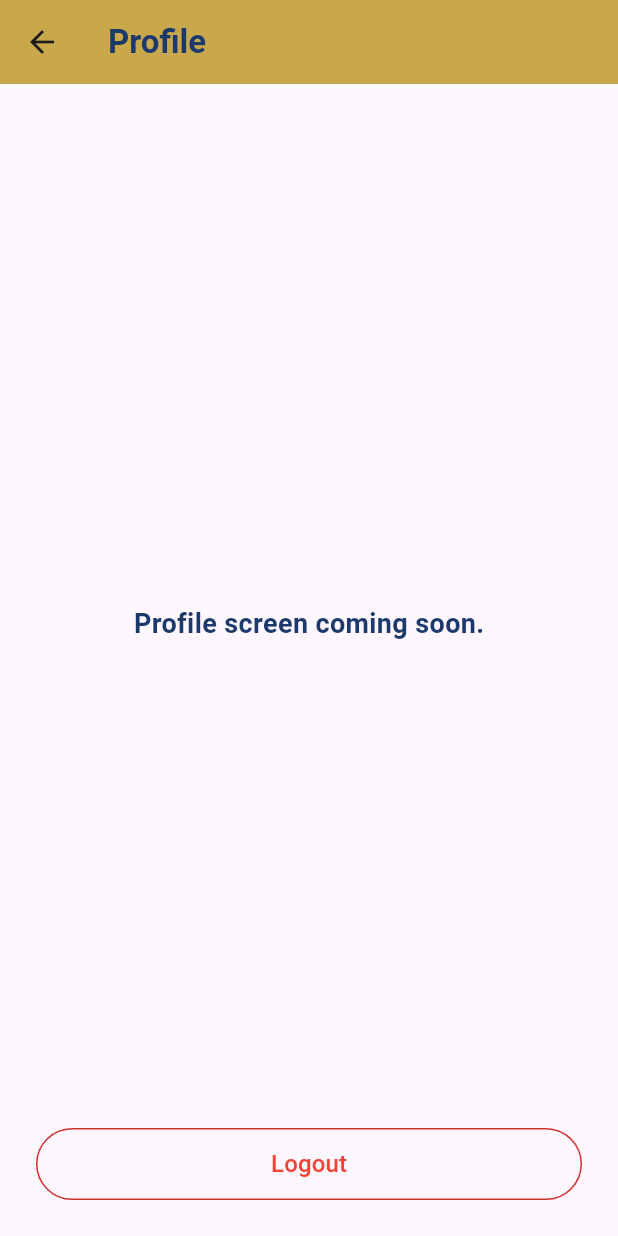
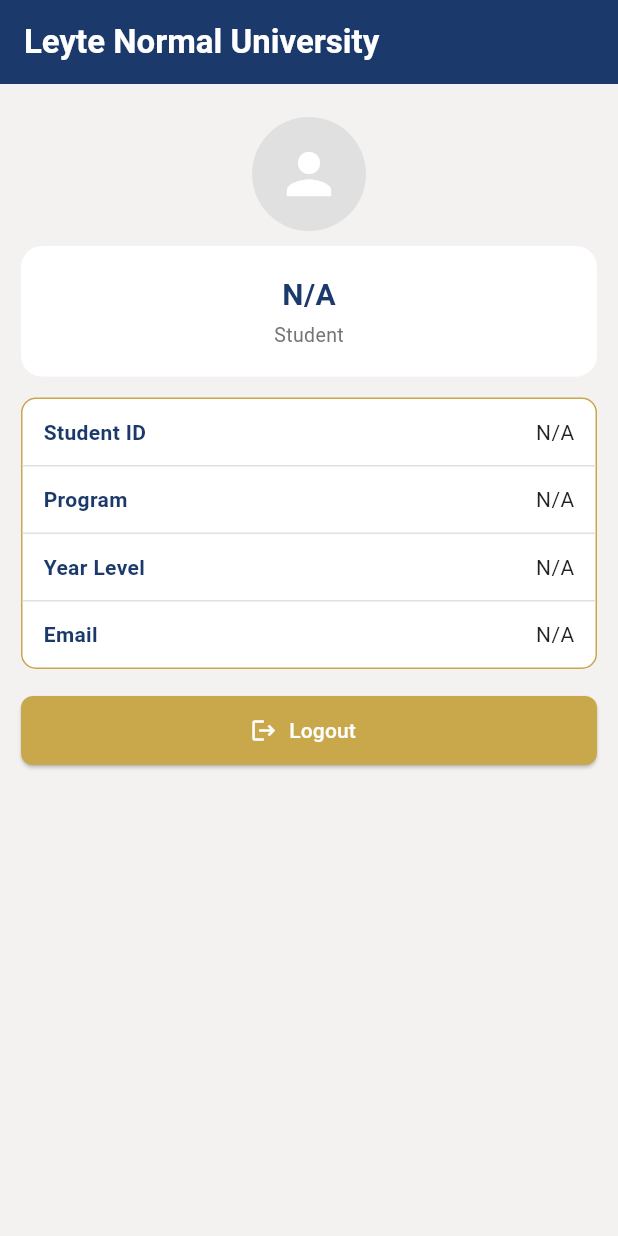
Before and after one commit to medino5/LNU-Digital-Clearance, a Flutter app: the ProfileScreen screen opened directly, on a phone screen of 412 x 824 dp. Run offline on Flutter 3.47's test engine with Material 3 defaults, Android fonts, the phone set to English and light mode, and no system bars; our stand-ins replace flutter_secure_storage; accounts and stored records are empty; network calls fail.

Commit message:
LDCS-29: Implement Student Profile screen with user fetch and logout

```diff
--- a/mobile/lib/screens/profile_screen.dart
+++ b/mobile/lib/screens/profile_screen.dart
@@ -2,69 +2,211 @@ import 'package:flutter/material.dart';
 import '../services/auth_service.dart';
 import 'login_screen.dart';
 
-class ProfileScreen extends StatelessWidget {
+class ProfileScreen extends StatefulWidget {
   const ProfileScreen({super.key});
+
+  @override
+  State<ProfileScreen> createState() => _ProfileScreenState();
+}
+
+class _ProfileScreenState extends State<ProfileScreen> {
+  final AuthService _authService = AuthService();
+
+  Map<String, dynamic>? _userData;
+  bool _isLoading = true;
+  bool _isLoggingOut = false;
 
   static const Color _lnuGold = Color(0xFFC9A84C);
   static const Color _lnuNavy = Color(0xFF1B3A6B);
 
-  Future<void> _handleLogout(BuildContext context) async {
-    final authService = AuthService();
-    await authService.logout();
+  @override
+  void initState() {
+    super.initState();
+    _loadUserData();
+  }
 
-    if (!context.mounted) return;
+  Future<void> _loadUserData() async {
+    final user = await _authService.getUser();
 
-    Navigator.pushReplacement(
-      context,
+    if (!mounted) return;
+
+    setState(() {
+      _userData = user;
+      _isLoading = false;
+    });
+  }
+
+  Future<void> _handleLogout() async {
+    setState(() {
+      _isLoggingOut = true;
+    });
+
+    await _authService.logout();
+
+    if (!mounted) return;
+
+    Navigator.of(context).pushAndRemoveUntil(
       MaterialPageRoute(builder: (_) => const LoginScreen()),
+      (route) => false,
+    );
+  }
+
+  Widget _buildInfoRow(String label, String value) {
+    return Padding(
+      padding: const EdgeInsets.symmetric(horizontal: 14, vertical: 12),
+      child: Row(
+        children: [
+          SizedBox(
+            width: 95,
+            child: Text(
+              label,
+              style: const TextStyle(
+                fontWeight: FontWeight.w600,
+                color: _lnuNavy,
+              ),
+            ),
+          ),
+          Expanded(
+            child: Text(
+              value,
+              textAlign: TextAlign.right,
+              style: const TextStyle(
+                color: Colors.black87,
+              ),
+            ),
+          ),
+        ],
+      ),
     );
   }
 
   @override
   Widget build(BuildContext context) {
+    final user = _userData;
+
+    final String name = user?['name']?.toString() ?? 'N/A';
+    final String studentId =
+        user?['student_number']?.toString() ??
+        user?['student_id']?.toString() ??
+        'N/A';
+
+    final dynamic programData = user?['program'];
+    final String program = programData is Map<String, dynamic>
+        ? (programData['name']?.toString() ?? 'N/A')
+        : 'N/A';
+
+    final String yearLevel =
+        user?['year_level']?.toString() ??
+        user?['current_semester']?.toString() ??
+        'N/A';
+
+    final String email = user?['email']?.toString() ?? 'N/A';
+
     return Scaffold(
+      backgroundColor: const Color(0xFFF4F1F1),
       appBar: AppBar(
-        backgroundColor: _lnuGold,
+        backgroundColor: _lnuNavy,
+        automaticallyImplyLeading: false,
         title: const Text(
-          'Profile',
+          'Leyte Normal University',
           style: TextStyle(
-            color: _lnuNavy,
-            fontWeight: FontWeight.bold,
-          ),
-        ),
-      ),
-      body: Padding(
-        padding: const EdgeInsets.all(24),
-        child: Column(
-          crossAxisAlignment: CrossAxisAlignment.stretch,
-          children: [
-            const Expanded(
-              child: Center(
-                child: Text(
-                  'Profile screen coming soon.',
-                  style: TextStyle(
-                    fontSize: 18,
-                    color: _lnuNavy,
+            color: Colors.white,
             fontWeight: FontWeight.w600,
           ),
         ),
       ),
+      body: _isLoading
+          ? const Center(child: CircularProgressIndicator())
+          : SingleChildScrollView(
+              padding: const EdgeInsets.all(14),
+              child: Column(
+                children: [
+                  const SizedBox(height: 8),
+                  CircleAvatar(
+                    radius: 38,
+                    backgroundColor: Colors.grey.shade300,
+                    child: const Icon(
+                      Icons.person,
+                      size: 44,
+                      color: Colors.white,
                     ),
+                  ),
+                  const SizedBox(height: 10),
+                  Container(
+                    width: double.infinity,
+                    padding: const EdgeInsets.symmetric(
+                      vertical: 18,
+                      horizontal: 16,
+                    ),
+                    decoration: BoxDecoration(
+                      color: Colors.white,
+                      borderRadius: BorderRadius.circular(14),
+                    ),
+                    child: Column(
+                      children: [
+                        Text(
+                          name,
+                          style: const TextStyle(
+                            color: _lnuNavy,
+                            fontSize: 20,
+                            fontWeight: FontWeight.bold,
+                          ),
+                        ),
+                        const SizedBox(height: 3),
+                        Text(
+                          'Student',
+                          style: TextStyle(
+                            color: Colors.grey.shade600,
+                            fontSize: 13,
+                          ),
+                        ),
+                      ],
+                    ),
+                  ),
+                  const SizedBox(height: 14),
+                  Container(
+                    width: double.infinity,
+                    decoration: BoxDecoration(
+                      color: Colors.white,
+                      border: Border.all(color: _lnuGold),
+                      borderRadius: BorderRadius.circular(10),
+                    ),
+                    child: Column(
+                      children: [
+                        _buildInfoRow('Student ID', studentId),
+                        Divider(height: 1, color: Colors.grey.shade300),
+                        _buildInfoRow('Program', program),
+                        Divider(height: 1, color: Colors.grey.shade300),
+                        _buildInfoRow('Year Level', yearLevel),
+                        Divider(height: 1, color: Colors.grey.shade300),
+                        _buildInfoRow('Email', email),
+                      ],
+                    ),
+                  ),
+                  const SizedBox(height: 18),
                   SizedBox(
                     width: double.infinity,
-              height: 48,
-              child: OutlinedButton(
-                onPressed: () => _handleLogout(context),
-                style: OutlinedButton.styleFrom(
-                  side: BorderSide(color: Colors.red.shade700),
-                ),
-                child: const Text(
-                  'Logout',
-                  style: TextStyle(
-                    color: Colors.red,
-                    fontSize: 16,
+                    height: 46,
+                    child: ElevatedButton.icon(
+                      onPressed: _isLoggingOut ? null : _handleLogout,
+                      style: ElevatedButton.styleFrom(
+                        backgroundColor: _lnuGold,
+                        foregroundColor: Colors.white,
+                        shape: RoundedRectangleBorder(
+                          borderRadius: BorderRadius.circular(8),
                         ),
                       ),
+                      icon: _isLoggingOut
+                          ? const SizedBox(
+                              width: 18,
+                              height: 18,
+                              child: CircularProgressIndicator(
+                                strokeWidth: 2,
+                                color: Colors.white,
+                              ),
+                            )
+                          : const Icon(Icons.logout),
+                      label: Text(_isLoggingOut ? 'Logging out...' : 'Logout'),
                     ),
                   ),
                 ],
--- a/mobile/lib/services/auth_service.dart
+++ b/mobile/lib/services/auth_service.dart
@@ -41,14 +41,14 @@ class AuthService {
     return _storage.read(key: 'auth_token');
   }
 
-  // --- TICKET 11: Get User Details ---
+  // --- TICKET 29: Profile Screen ---
   Future<Map<String, dynamic>?> getUser() async {
     final token = await getToken();
     if (token == null) return null;
 
     try {
       final response = await http.get(
-        Uri.parse('$baseUrl/user'),
+        Uri.parse('$baseUrl/me'),
         headers: {
           'Accept': 'application/json',
           'Authorization': 'Bearer $token',
@@ -56,11 +56,15 @@ class AuthService {
       );
 
       if (response.statusCode == 200) {
-        return jsonDecode(response.body) as Map<String, dynamic>;
+        final data = jsonDecode(response.body);
+        return data['user'] as Map<String, dynamic>;
+      } else {
+        print('Failed to fetch user: ${response.body}');
       }
     } catch (e) {
       print('Failed to fetch user: $e');
     }
+
     return null;
   }
 
```
Also changed, not shown: 1 other file. Lines whose indentation alone changed are shown as unchanged.
